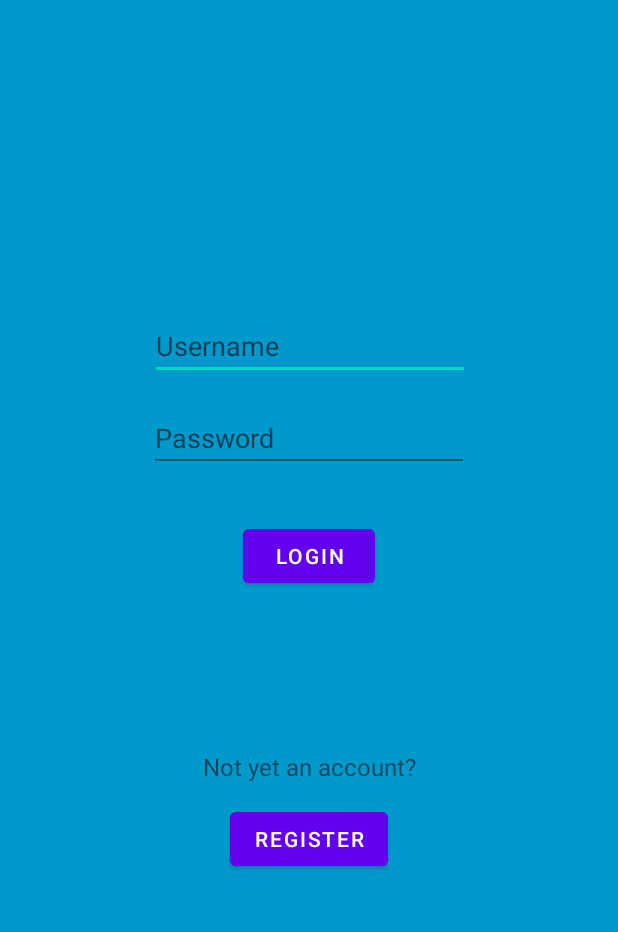
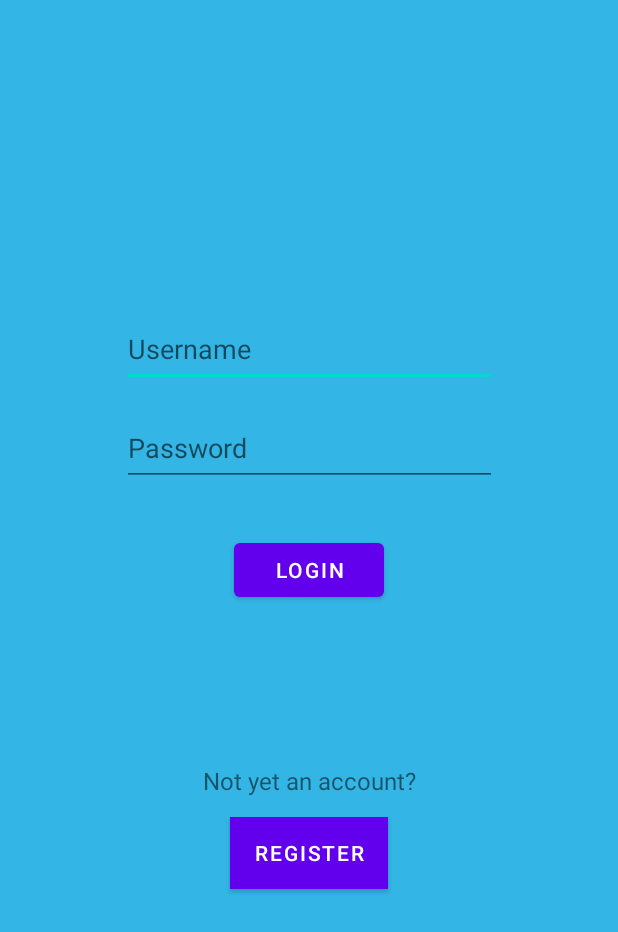
Before and after one commit to BotkovaZ/MagicFridge, an Android app: the layout activity_main.xml on its own in the app's theme, with its tools: preview values and no code run, on a phone screen of 412 x 824 dp. Shown: the top 932 px of the screen. Run offline under Robolectric (Android 15) with nearby library versions, the phone set to English and light mode, and no system bars.

```diff
--- a/MagicFridge/app/build.gradle
+++ b/MagicFridge/app/build.gradle
@@ -4,6 +4,11 @@ plugins {
 }
 
 android {
+
+    buildFeatures {
+        viewBinding = true
+    }
+
     namespace 'com.example.magicfridge'
     compileSdk 32
 
--- a/MagicFridge/app/src/main/res/layout/activity_main.xml
+++ b/MagicFridge/app/src/main/res/layout/activity_main.xml
@@ -4,13 +4,13 @@
     xmlns:tools="http://schemas.android.com/tools"
     android:layout_width="match_parent"
     android:layout_height="match_parent"
-    android:background="@android:color/holo_blue_dark"
+    android:background="@android:color/holo_blue_light"
     tools:context=".MainActivity">
 
     <EditText
         android:id="@+id/etUsername"
-        android:layout_width="wrap_content"
-        android:layout_height="wrap_content"
+        android:layout_width="250dp"
+        android:layout_height="50dp"
         android:layout_marginTop="208dp"
         android:ems="10"
         android:hint="Username"
@@ -22,8 +22,8 @@
 
     <EditText
         android:id="@+id/etPassword"
-        android:layout_width="wrap_content"
-        android:layout_height="wrap_content"
+        android:layout_width="250dp"
+        android:layout_height="50dp"
         android:layout_marginTop="16dp"
         android:ems="10"
         android:hint="Password"
@@ -35,7 +35,7 @@
 
     <Button
         android:id="@+id/btnLogin"
-        android:layout_width="wrap_content"
+        android:layout_width="100dp"
         android:layout_height="wrap_content"
         android:layout_marginTop="32dp"
         android:text="Login"
@@ -66,6 +66,8 @@
         android:layout_marginTop="8dp"
         android:layout_marginEnd="8dp"
         android:text="Register"
+        android:background="@android:color/holo_blue_light"
+        android:shadowColor="@android:color/holo_blue_light"
         app:layout_constraintEnd_toEndOf="parent"
         app:layout_constraintStart_toStartOf="parent"
         app:layout_constraintTop_toBottomOf="@+id/tvNotyetaccount" />
```
Also changed, not shown: MagicFridge/app/src/main/AndroidManifest.xml (+7 -0 lines), MagicFridge/app/src/main/java/com/example/magicfridge/MainActivity.kt (+22 -1 lines), MagicFridge/app/src/main/java/com/example/magicfridge/RegisterActivity.kt (added, +11 -0 lines), MagicFridge/app/src/main/res/layout/activity_register.xml (added, +9 -0 lines).
